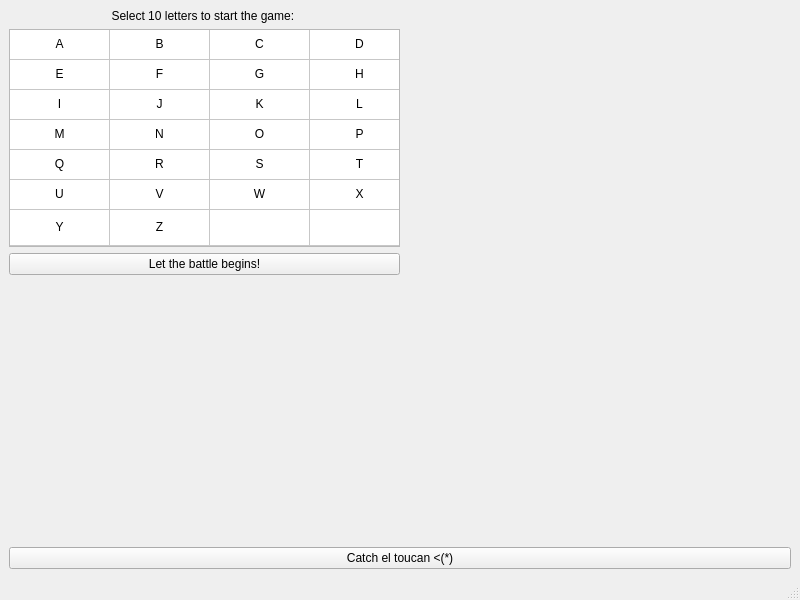
maximillian2/software-engineering, file Laba2/main.ui: the form before one commit.
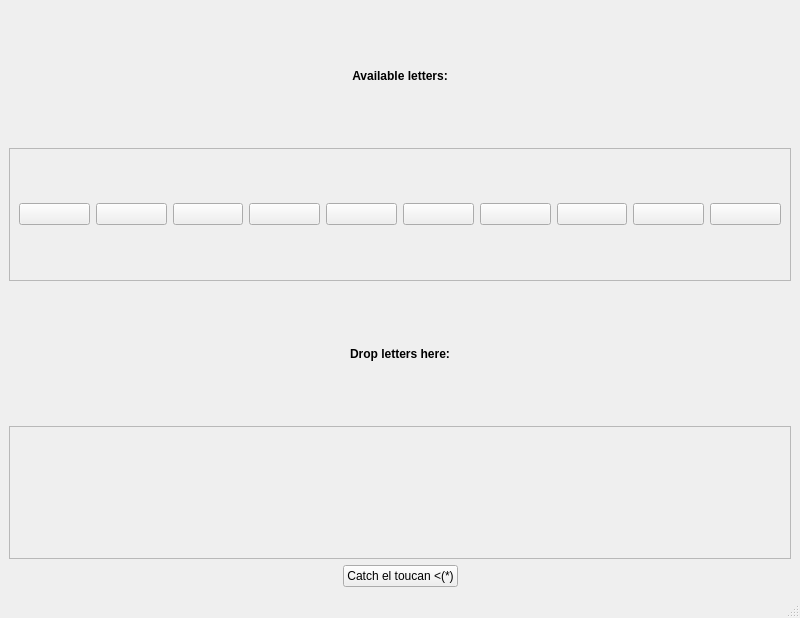
The form after the commit.

Commit message: Finish drag drop task

```diff
--- a/Laba2/main.ui
+++ b/Laba2/main.ui
@@ -7,343 +7,165 @@
     <x>0</x>
     <y>0</y>
     <width>800</width>
-    <height>600</height>
+    <height>618</height>
    </rect>
   </property>
   <property name="windowTitle">
    <string>MainWindow</string>
   </property>
   <widget class="QWidget" name="centralwidget">
-   <layout class="QVBoxLayout" name="verticalLayout_2">
+   <layout class="QVBoxLayout" name="verticalLayout_4">
     <item>
-     <layout class="QHBoxLayout" name="horizontalLayout">
+     <layout class="QVBoxLayout" name="verticalLayout_2">
       <item>
-       <layout class="QVBoxLayout" name="verticalLayout">
-        <item>
-         <widget class="QLabel" name="label">
-          <property name="text">
-           <string>Select 10 letters to start the game: </string>
-          </property>
-          <property name="alignment">
-           <set>Qt::AlignCenter</set>
-          </property>
-         </widget>
-        </item>
-        <item>
-         <widget class="QTableWidget" name="tableWidget">
-          <property name="verticalScrollBarPolicy">
-           <enum>Qt::ScrollBarAlwaysOff</enum>
-          </property>
-          <property name="horizontalScrollBarPolicy">
-           <enum>Qt::ScrollBarAlwaysOff</enum>
-          </property>
-          <property name="autoScroll">
-           <bool>true</bool>
-          </property>
-          <property name="showGrid">
-           <bool>true</bool>
-          </property>
-          <attribute name="horizontalHeaderVisible">
-           <bool>false</bool>
-          </attribute>
-          <attribute name="horizontalHeaderHighlightSections">
-           <bool>true</bool>
-          </attribute>
-          <attribute name="horizontalHeaderStretchLastSection">
-           <bool>true</bool>
-          </attribute>
-          <attribute name="verticalHeaderVisible">
-           <bool>false</bool>
-          </attribute>
-          <attribute name="verticalHeaderStretchLastSection">
-           <bool>true</bool>
-          </attribute>
-          <row>
+       <widget class="QLabel" name="label_2">
+        <property name="font">
+         <font>
+          <weight>75</weight>
+          <bold>true</bold>
+         </font>
+        </property>
+        <property name="text">
+         <string>Available letters:</string>
+        </property>
+        <property name="alignment">
+         <set>Qt::AlignCenter</set>
+        </property>
+       </widget>
+      </item>
+      <item>
+       <widget class="QFrame" name="letter_frame">
+        <property name="minimumSize">
+         <size>
+          <width>634</width>
+          <height>91</height>
+         </size>
+        </property>
+        <property name="frameShape">
+         <enum>QFrame::StyledPanel</enum>
+        </property>
+        <property name="frameShadow">
+         <enum>QFrame::Raised</enum>
+        </property>
+        <layout class="QHBoxLayout" name="horizontalLayout_4">
+         <item>
+          <widget class="QPushButton" name="pushButton1">
            <property name="text">
-            <string>1</string>
+            <string/>
            </property>
-          </row>
-          <row>
+          </widget>
+         </item>
+         <item>
+          <widget class="QPushButton" name="pushButton2">
            <property name="text">
-            <string>2</string>
+            <string/>
            </property>
-          </row>
-          <row>
+          </widget>
+         </item>
+         <item>
+          <widget class="QPushButton" name="pushButton3">
            <property name="text">
-            <string>3</string>
+            <string/>
            </property>
-          </row>
-          <row>
+          </widget>
+         </item>
+         <item>
+          <widget class="QPushButton" name="pushButton4">
            <property name="text">
-            <string>4</string>
+            <string/>
            </property>
-          </row>
-          <row>
+          </widget>
+         </item>
+         <item>
+          <widget class="QPushButton" name="pushButton5">
            <property name="text">
-            <string>5</string>
+            <string/>
            </property>
-          </row>
-          <row>
+          </widget>
+         </item>
+         <item>
+          <widget class="QPushButton" name="pushButton6">
            <property name="text">
-            <string>6</string>
+            <string/>
            </property>
-          </row>
-          <row>
+          </widget>
+         </item>
+         <item>
+          <widget class="QPushButton" name="pushButton7">
            <property name="text">
-            <string>7</string>
+            <string/>
            </property>
-          </row>
-          <column>
+          </widget>
+         </item>
+         <item>
+          <widget class="QPushButton" name="pushButton8">
            <property name="text">
-            <string>1</string>
+            <string/>
            </property>
-          </column>
-          <column>
+          </widget>
+         </item>
+         <item>
+          <widget class="QPushButton" name="pushButton9">
            <property name="text">
-            <string>2</string>
+            <string/>
            </property>
-          </column>
-          <column>
+          </widget>
+         </item>
+         <item>
+          <widget class="QPushButton" name="pushButton10">
            <property name="text">
-            <string>3</string>
-           </property>
-          </column>
-          <column>
-           <property name="text">
-            <string>4</string>
-           </property>
-          </column>
-          <item row="0" column="0">
-           <property name="text">
-            <string>A</string>
-           </property>
-           <property name="textAlignment">
-            <set>AlignHCenter|AlignVCenter|AlignCenter</set>
-           </property>
-          </item>
-          <item row="0" column="1">
-           <property name="text">
-            <string>B</string>
-           </property>
-           <property name="textAlignment">
-            <set>AlignHCenter|AlignVCenter|AlignCenter</set>
-           </property>
-          </item>
-          <item row="0" column="2">
-           <property name="text">
-            <string>C</string>
-           </property>
-           <property name="textAlignment">
-            <set>AlignHCenter|AlignVCenter|AlignCenter</set>
-           </property>
-          </item>
-          <item row="0" column="3">
-           <property name="text">
-            <string>D</string>
-           </property>
-           <property name="textAlignment">
-            <set>AlignHCenter|AlignVCenter|AlignCenter</set>
-           </property>
-          </item>
-          <item row="1" column="0">
-           <property name="text">
-            <string>E</string>
-           </property>
-           <property name="textAlignment">
-            <set>AlignHCenter|AlignVCenter|AlignCenter</set>
-           </property>
-          </item>
-          <item row="1" column="1">
-           <property name="text">
-            <string>F</string>
-           </property>
-           <property name="textAlignment">
-            <set>AlignHCenter|AlignVCenter|AlignCenter</set>
-           </property>
-          </item>
-          <item row="1" column="2">
-           <property name="text">
-            <string>G</string>
-           </property>
-           <property name="textAlignment">
-            <set>AlignHCenter|AlignVCenter|AlignCenter</set>
-           </property>
-          </item>
-          <item row="1" column="3">
-           <property name="text">
-            <string>H</string>
-           </property>
-           <property name="textAlignment">
-            <set>AlignHCenter|AlignVCenter|AlignCenter</set>
-           </property>
-          </item>
-          <item row="2" column="0">
-           <property name="text">
-            <string>I</string>
-           </property>
-           <property name="textAlignment">
-            <set>AlignHCenter|AlignVCenter|AlignCenter</set>
-           </property>
-          </item>
-          <item row="2" column="1">
-           <property name="text">
-            <string>J</string>
-           </property>
-           <property name="textAlignment">
-            <set>AlignHCenter|AlignVCenter|AlignCenter</set>
-           </property>
-          </item>
-          <item row="2" column="2">
-           <property name="text">
-            <string>K</string>
-           </property>
-           <property name="textAlignment">
-            <set>AlignHCenter|AlignVCenter|AlignCenter</set>
-           </property>
-          </item>
-          <item row="2" column="3">
-           <property name="text">
-            <string>L</string>
-           </property>
-           <property name="textAlignment">
-            <set>AlignHCenter|AlignVCenter|AlignCenter</set>
-           </property>
-          </item>
-          <item row="3" column="0">
-           <property name="text">
-            <string>M</string>
-           </property>
-           <property name="textAlignment">
-            <set>AlignHCenter|AlignVCenter|AlignCenter</set>
-           </property>
-          </item>
-          <item row="3" column="1">
-           <property name="text">
-            <string>N</string>
-           </property>
-           <property name="textAlignment">
-            <set>AlignHCenter|AlignVCenter|AlignCenter</set>
-           </property>
-          </item>
-          <item row="3" column="2">
-           <property name="text">
-            <string>O</string>
-           </property>
-           <property name="textAlignment">
-            <set>AlignHCenter|AlignVCenter|AlignCenter</set>
-           </property>
-          </item>
-          <item row="3" column="3">
-           <property name="text">
-            <string>P</string>
-           </property>
-           <property name="textAlignment">
-            <set>AlignHCenter|AlignVCenter|AlignCenter</set>
-           </property>
-          </item>
-          <item row="4" column="0">
-           <property name="text">
-            <string>Q</string>
-           </property>
-           <property name="textAlignment">
-            <set>AlignHCenter|AlignVCenter|AlignCenter</set>
-           </property>
-          </item>
-          <item row="4" column="1">
-           <property name="text">
-            <string>R</string>
-           </property>
-           <property name="textAlignment">
-            <set>AlignHCenter|AlignVCenter|AlignCenter</set>
-           </property>
-          </item>
-          <item row="4" column="2">
-           <property name="text">
-            <string>S</string>
-           </property>
-           <property name="textAlignment">
-            <set>AlignHCenter|AlignVCenter|AlignCenter</set>
-           </property>
-          </item>
-          <item row="4" column="3">
-           <property name="text">
-            <string>T</string>
-           </property>
-           <property name="textAlignment">
-            <set>AlignHCenter|AlignVCenter|AlignCenter</set>
-           </property>
-          </item>
-          <item row="5" column="0">
-           <property name="text">
-            <string>U</string>
-           </property>
-           <property name="textAlignment">
-            <set>AlignHCenter|AlignVCenter|AlignCenter</set>
-           </property>
-          </item>
-          <item row="5" column="1">
-           <property name="text">
-            <string>V</string>
-           </property>
-           <property name="textAlignment">
-            <set>AlignHCenter|AlignVCenter|AlignCenter</set>
-           </property>
-          </item>
-          <item row="5" column="2">
-           <property name="text">
-            <string>W</string>
-           </property>
-           <property name="textAlignment">
-            <set>AlignHCenter|AlignVCenter|AlignCenter</set>
-           </property>
-          </item>
-          <item row="5" column="3">
-           <property name="text">
-            <string>X</string>
-           </property>
-           <property name="textAlignment">
-            <set>AlignHCenter|AlignVCenter|AlignCenter</set>
-           </property>
-          </item>
-          <item row="6" column="0">
-           <property name="text">
-            <string>Y</string>
-           </property>
-           <property name="textAlignment">
-            <set>AlignHCenter|AlignVCenter|AlignCenter</set>
-           </property>
-          </item>
-          <item row="6" column="1">
-           <property name="text">
-            <string>Z</string>
-           </property>
-           <property name="font">
-            <font>
-             <kerning>true</kerning>
-            </font>
-           </property>
-           <property name="textAlignment">
-            <set>AlignHCenter|AlignVCenter|AlignCenter</set>
-           </property>
-          </item>
-          <item row="6" column="2">
-           <property name="text">
             <string/>
            </property>
-          </item>
-         </widget>
-        </item>
-        <item>
-         <widget class="QPushButton" name="pushButton">
-          <property name="text">
-           <string>Let the battle begins!</string>
-          </property>
-         </widget>
-        </item>
-       </layout>
+          </widget>
+         </item>
+        </layout>
+       </widget>
       </item>
+     </layout>
+    </item>
+    <item>
+     <layout class="QVBoxLayout" name="verticalLayout_3">
       <item>
-       <spacer name="horizontalSpacer">
+       <widget class="QLabel" name="label_3">
+        <property name="font">
+         <font>
+          <weight>75</weight>
+          <bold>true</bold>
+         </font>
+        </property>
+        <property name="text">
+         <string>Drop letters here:</string>
+        </property>
+        <property name="alignment">
+         <set>Qt::AlignCenter</set>
+        </property>
+       </widget>
+      </item>
+      <item>
+       <widget class="QFrame" name="drop_frame">
+        <property name="minimumSize">
+         <size>
+          <width>634</width>
+          <height>91</height>
+         </size>
+        </property>
+        <property name="acceptDrops">
+         <bool>true</bool>
+        </property>
+        <property name="frameShape">
+         <enum>QFrame::StyledPanel</enum>
+        </property>
+        <property name="frameShadow">
+         <enum>QFrame::Raised</enum>
+        </property>
+       </widget>
+      </item>
+     </layout>
+    </item>
+    <item>
+     <layout class="QHBoxLayout" name="horizontalLayout_2">
+      <item>
+       <spacer name="horizontalSpacer_3">
         <property name="orientation">
          <enum>Qt::Horizontal</enum>
         </property>
@@ -355,28 +177,28 @@
         </property>
        </spacer>
       </item>
+      <item>
+       <widget class="QPushButton" name="reset_button">
+        <property name="text">
+         <string>Catch el toucan &lt;(*)</string>
+        </property>
+       </widget>
+      </item>
+      <item>
+       <spacer name="horizontalSpacer_4">
+        <property name="orientation">
+         <enum>Qt::Horizontal</enum>
+        </property>
+        <property name="sizeHint" stdset="0">
+         <size>
+          <width>40</width>
+          <height>20</height>
+         </size>
+        </property>
+       </spacer>
+      </item>
      </layout>
     </item>
-    <item>
-     <spacer name="verticalSpacer">
-      <property name="orientation">
-       <enum>Qt::Vertical</enum>
-      </property>
-      <property name="sizeHint" stdset="0">
-       <size>
-        <width>20</width>
-        <height>40</height>
-       </size>
-      </property>
-     </spacer>
-    </item>
-    <item>
-     <widget class="QPushButton" name="reset_button">
-      <property name="text">
-       <string>Catch el toucan &lt;(*)</string>
-      </property>
-     </widget>
-    </item>
    </layout>
   </widget>
   <widget class="QMenuBar" name="menubar">
```
The commit also changes 4 other files.
